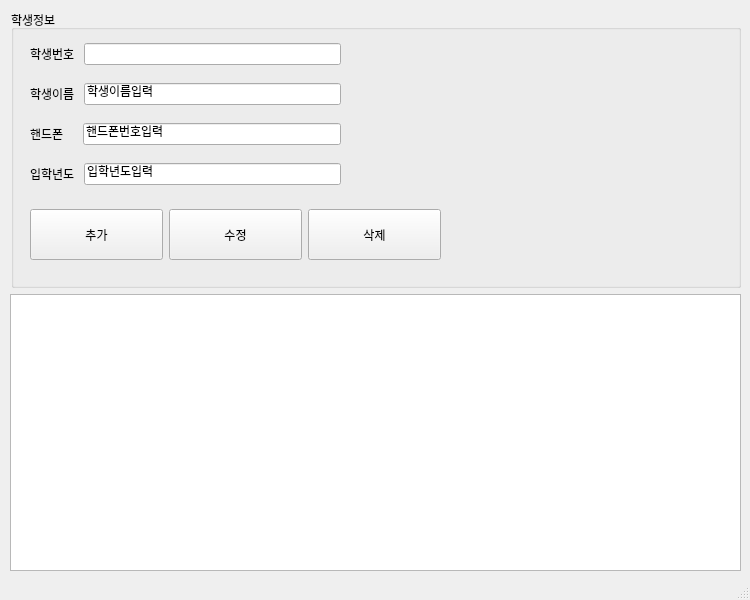
Above: toyproject/studentdb.ui from pmj8298/java-database-2025 before the change. Below: the same form after it.
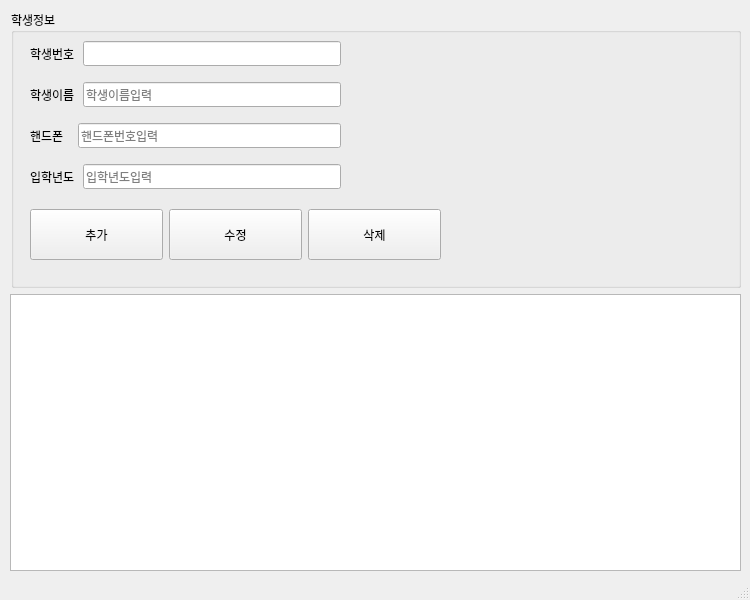
That is the form after the change.

The edit to the form file:
```diff
--- a/toyproject/studentdb.ui
+++ b/toyproject/studentdb.ui
@@ -10,12 +10,23 @@
     <height>600</height>
    </rect>
   </property>
+  <property name="minimumSize">
+   <size>
+    <width>750</width>
+    <height>600</height>
+   </size>
+  </property>
   <property name="maximumSize">
    <size>
     <width>750</width>
     <height>600</height>
    </size>
   </property>
+  <property name="font">
+   <font>
+    <family>D2Coding</family>
+   </font>
+  </property>
   <property name="windowTitle">
    <string>MainWindow</string>
   </property>
@@ -108,6 +119,9 @@
              <item>
               <widget class="QLineEdit" name="input_std_name">
                <property name="inputMask">
+                <string/>
+               </property>
+               <property name="placeholderText">
                 <string>학생이름입력</string>
                </property>
               </widget>
@@ -119,13 +133,16 @@
              <item>
               <widget class="QLabel" name="label_3">
                <property name="text">
-                <string>핸드폰    </string>
+                <string>핸드폰   </string>
                </property>
               </widget>
              </item>
              <item>
               <widget class="QLineEdit" name="input_std_mobile">
                <property name="inputMask">
+                <string/>
+               </property>
+               <property name="placeholderText">
                 <string>핸드폰번호입력</string>
                </property>
               </widget>
@@ -144,6 +161,9 @@
              <item>
               <widget class="QLineEdit" name="input_std_regyear">
                <property name="inputMask">
+                <string/>
+               </property>
+               <property name="placeholderText">
                 <string>입학년도입력</string>
                </property>
               </widget>
```
Left out of the diff: 8 changed lines with no effect on the pictures.
